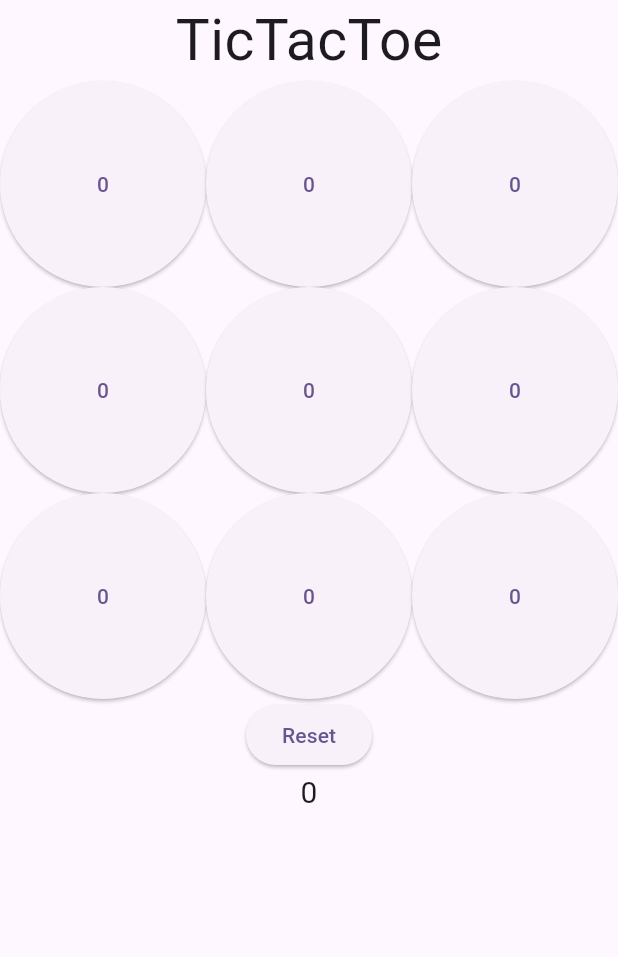
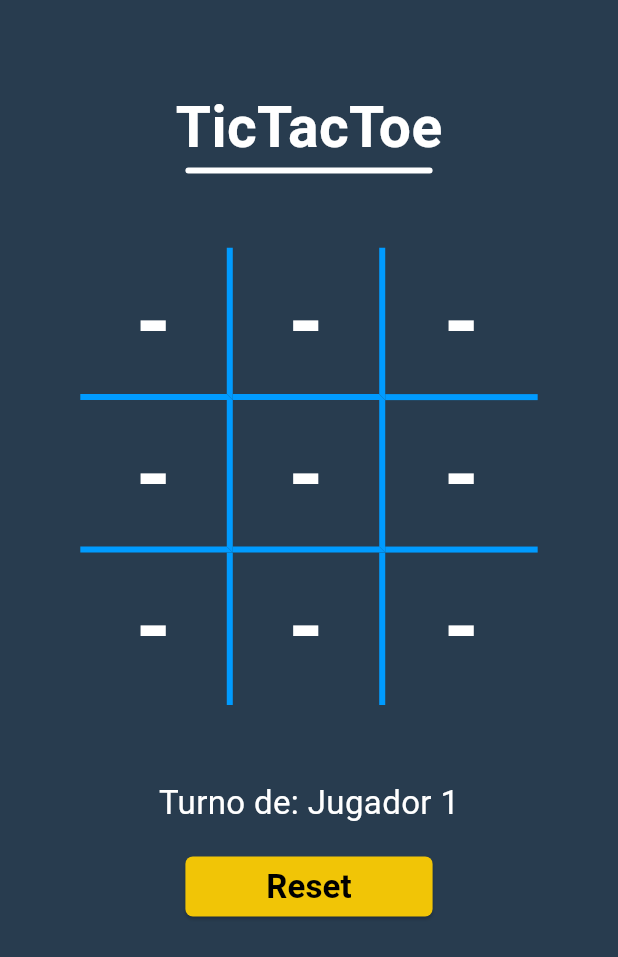
Before and after one commit to mbolanoss/dadm, a Flutter app: the screen it shows after launch, on a phone screen of 412 x 824 dp. Shown: the top 957 px of the screen. Run offline on Flutter 3.47's test engine with Material 2 defaults, Android fonts, the light colour scheme and no system bars; our stand-ins replace google_fonts; Roboto replaces fonts that are missing (Signika).

Commit message:
Added UI details

```diff
--- a/reto_3/lib/main.dart
+++ b/reto_3/lib/main.dart
@@ -1,4 +1,5 @@
 import 'package:flutter/material.dart';
+import 'package:google_fonts/google_fonts.dart';
 import 'package:provider/provider.dart';
 import 'package:reto_3/screens/home_screen.dart';
 import 'package:reto_3/services/tic_tac_toe.dart';
@@ -27,6 +28,7 @@ class MyApp extends StatelessWidget {
       theme: ThemeData(
         colorScheme: ColorScheme.fromSeed(seedColor: Colors.deepPurple),
         useMaterial3: true,
+        textTheme: GoogleFonts.signikaTextTheme(),
       ),
       home: HomeScreen(title: 'Tic Tac Toe'),
     );
--- a/reto_3/lib/screens/home_screen.dart
+++ b/reto_3/lib/screens/home_screen.dart
@@ -17,18 +17,23 @@ class HomeScreen extends StatelessWidget {
     final screenSize = MediaQuery.of(context).size;
 
     return Scaffold(
+      backgroundColor: const Color.fromARGB(255, 40, 60, 79),
       body: SafeArea(
         child: Center(
+            child: Padding(
+          padding: EdgeInsets.fromLTRB(
+            screenSize.width * 0.13,
+            screenSize.height * 0.07,
+            screenSize.width * 0.13,
+            0,
+          ),
           child: Column(
             mainAxisSize: MainAxisSize.max,
             children: [
               // Title
-            const Text(
-              'TicTacToe',
-              style: TextStyle(
-                fontSize: 38,
-              ),
-            ),
+              const Title(),
+
+              SizedBox(height: screenSize.height * 0.06),
 
               // Board
               GridView.builder(
@@ -39,31 +44,162 @@ class HomeScreen extends StatelessWidget {
                   ),
                   itemCount: ticTacToe.boardState.length,
                   itemBuilder: (BuildContext ctx, int i) {
-                  return ElevatedButton(
-                      onPressed:
-                          ticTacToe.boardState[i] == TicTacToe.emptySpot &&
-                                  ticTacToe.winner == 0
-                              ? () {
-                                  ticTacToe.makeTurn(i);
-                                }
-                              : null,
-                      child: Text('${ticTacToe.boardState[i]}'));
+                    return NumberBox(position: i);
                   }),
+              SizedBox(height: screenSize.height * 0.06),
+              // Turn text
+              Text(
+                ticTacToe.currentTurn == TicTacToe.player1
+                    ? 'Turno de: Jugador 1'
+                    : 'Turno de: Jugador 2',
+                style: const TextStyle(
+                  fontSize: 22,
+                  color: Colors.white,
+                ),
+              ),
+
+              SizedBox(
+                height: screenSize.height * 0.02,
+              ),
 
               // Reset btn
-            ElevatedButton(
+              SizedBox(
+                width: screenSize.width * 0.4,
+                child: ElevatedButton(
                   onPressed: () => ticTacToe.resetGame(),
-                child: const Text('Reset')),
+                  style: ElevatedButton.styleFrom(
+                    backgroundColor: const Color.fromARGB(255, 241, 197, 6),
+                    shape: const RoundedRectangleBorder(
+                      borderRadius: BorderRadius.all(
+                        Radius.circular(5),
+                      ),
+                    ),
+                  ),
+                  child: const Text(
+                    'Reset',
+                    style: TextStyle(
+                      color: Colors.black,
+                      fontSize: 22,
+                      fontWeight: FontWeight.bold,
+                    ),
+                  ),
+                ),
+              ),
 
+              // Winner text
               Text(
-              '${ticTacToe.winner}',
-              style: TextStyle(
+                ticTacToe.winner == 0
+                    ? ''
+                    : ticTacToe.winner == 1
+                        ? 'Ganador: Jugador 1'
+                        : ticTacToe.winner == 2
+                            ? 'Ganador: Jugador 2'
+                            : 'Empate',
+                style: const TextStyle(
                   fontSize: 20,
+                  color: Colors.white,
                 ),
               ),
             ],
+          ),
         )),
       ),
     );
   }
 }
+
+class Title extends StatelessWidget {
+  const Title({
+    super.key,
+  });
+
+  @override
+  Widget build(BuildContext context) {
+    final screenSize = MediaQuery.of(context).size;
+
+    return Column(
+      children: [
+        const Text(
+          'TicTacToe',
+          style: TextStyle(
+            fontSize: 38,
+            color: Colors.white,
+            fontWeight: FontWeight.bold,
+          ),
+        ),
+        Container(
+          width: screenSize.width * 0.4,
+          height: 4,
+          decoration: const BoxDecoration(
+              color: Colors.white,
+              borderRadius: BorderRadius.all(Radius.circular(5))),
+        )
+      ],
+    );
+  }
+}
+
+class NumberBox extends StatelessWidget {
+  const NumberBox({
+    super.key,
+    required this.position,
+  });
+
+  final int position;
+  static const BorderSide border =
+      BorderSide(color: Color.fromARGB(255, 0, 155, 255), width: 4);
+
+  @override
+  Widget build(BuildContext context) {
+    final ticTacToe = context.watch<TicTacToe>();
+    return GridTile(
+      child: Container(
+        decoration: BoxDecoration(border: getBorder(position)),
+        child: TextButton(
+            onPressed: ticTacToe.boardState[position] == TicTacToe.emptySpot &&
+                    ticTacToe.winner == 0
+                ? () {
+                    ticTacToe.makeTurn(position);
+                  }
+                : null,
+            child: Text(
+              ticTacToe.boardState[position] == 0
+                  ? '-'
+                  : ticTacToe.boardState[position] == 1
+                      ? 'X'
+                      : 'O',
+              style: const TextStyle(
+                fontSize: 60,
+                color: Colors.white,
+                fontWeight: FontWeight.bold,
+              ),
+            )),
+      ),
+    );
+  }
+
+  BoxBorder getBorder(int position) {
+    switch (position) {
+      case 0:
+        return const BorderDirectional(bottom: border, end: border);
+      case 1:
+        return const BorderDirectional(bottom: border, end: border);
+      case 2:
+        return const BorderDirectional(bottom: border);
+      case 3:
+        return const BorderDirectional(bottom: border, end: border);
+      case 4:
+        return const BorderDirectional(bottom: border, end: border);
+      case 5:
+        return const BorderDirectional(bottom: border);
+      case 6:
+        return const BorderDirectional(end: border);
+      case 7:
+        return const BorderDirectional(end: border);
+      case 8:
+        return const BorderDirectional();
+      default:
+        return const BorderDirectional();
+    }
+  }
+}
--- a/reto_3/pubspec.yaml
+++ b/reto_3/pubspec.yaml
@@ -36,6 +36,7 @@ dependencies:
   # Use with the CupertinoIcons class for iOS style icons.
   cupertino_icons: ^1.0.2
   provider: ^6.0.5
+  google_fonts: ^5.1.0
 
 dev_dependencies:
   flutter_test:
```
Also changed, not shown: 1 other file. Lines whose indentation alone changed are shown as unchanged.
